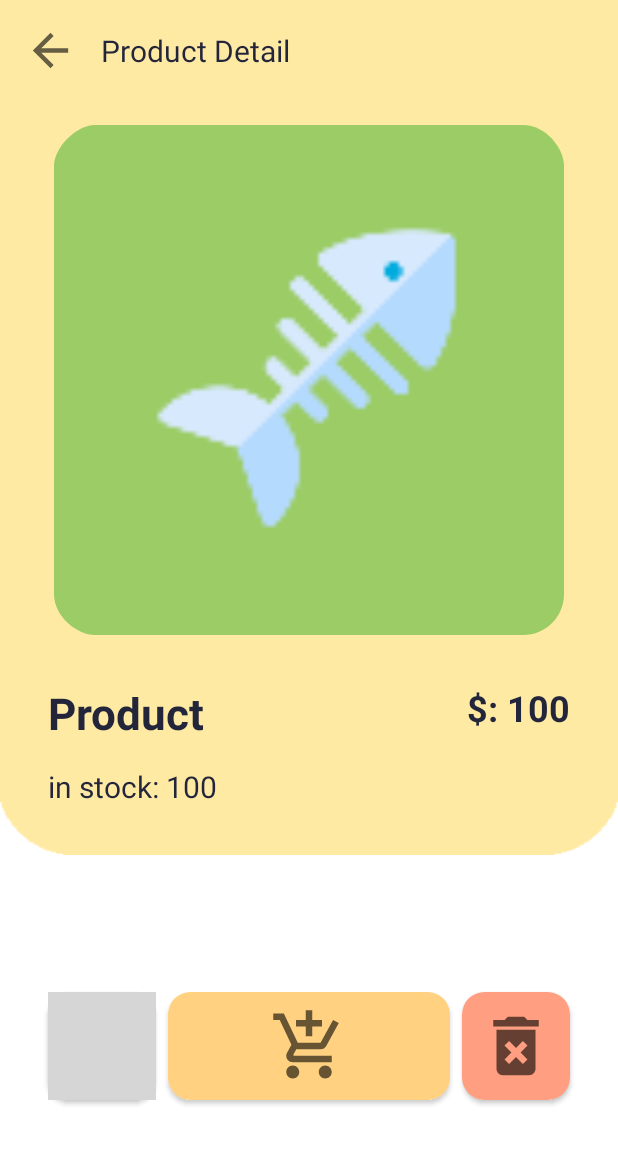
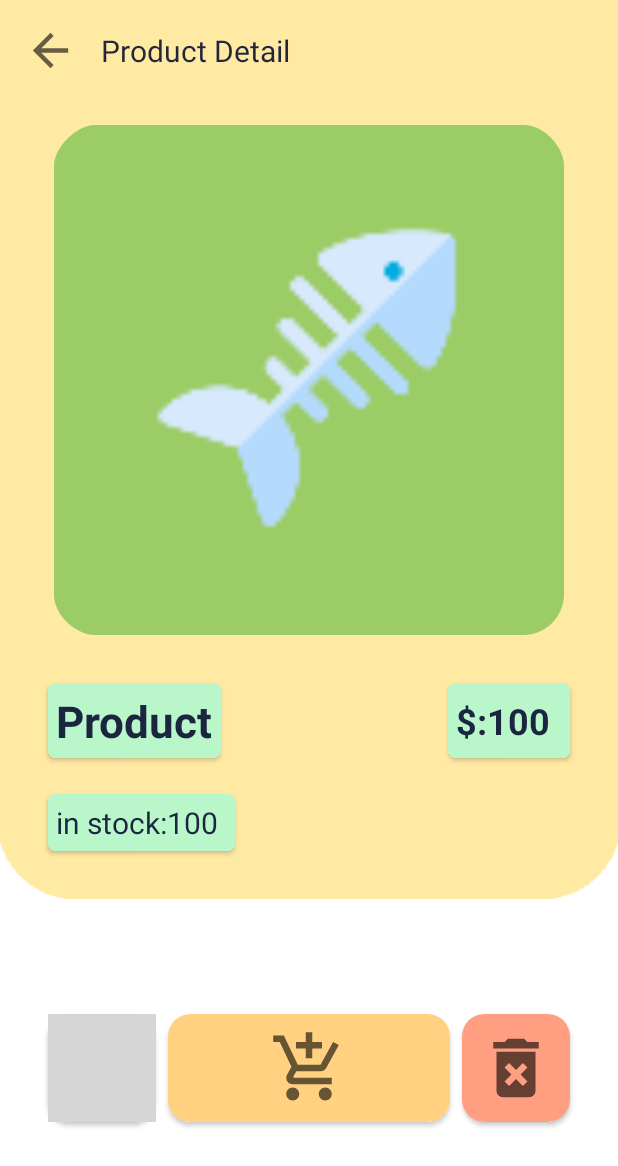
Before and after one commit to junsee1412/bone_fish_android, an Android app: the layout activity_product.xml on its own in the app's theme, with its tools: preview values and no code run, on a phone screen of 412 x 824 dp. Shown: the top 1166 px of the screen. Run offline under Robolectric (Android 15) with nearby library versions, the phone set to English and light mode, and no system bars; grey boxes are pictures that could not be loaded.

Commit message:
create Edit Product in ProductActivity

```diff
--- a/app/src/main/java/com/example/doan/api/apiBill.java
+++ b/app/src/main/java/com/example/doan/api/apiBill.java
@@ -4,9 +4,11 @@ import com.example.doan.model.Bill;
 import com.example.doan.model.itemBill;
 
 import java.util.List;
+import java.util.Map;
 
 import retrofit2.Call;
 import retrofit2.http.Field;
+import retrofit2.http.FieldMap;
 import retrofit2.http.FormUrlEncoded;
 import retrofit2.http.GET;
 import retrofit2.http.POST;
@@ -17,7 +19,7 @@ public interface apiBill {
     @POST("/api/bill")
     Call<Bill> createBill(@Field("token") String token,
                              @Field("bill") String bill,
-                             @Field("items") itemBill itemBill);
+                             @FieldMap Map<String,String> params);
 
     @GET("/api/{token}/bill")
     Call<List<Bill>> getlistBill(@Path("token") String token);
--- a/app/src/main/java/com/example/doan/api/apiProduct.java
+++ b/app/src/main/java/com/example/doan/api/apiProduct.java
@@ -33,6 +33,7 @@ public interface apiProduct {
     @FormUrlEncoded
     @PUT("/api/product")
     Call<Product> updateProduct(@Field("token") String token,
+                                @Field("idproduct") String idproduct,
                                 @Field("product") String product,
                                 @Field("stock") int stock,
                                 @Field("price") int price);
--- a/app/src/main/res/layout/activity_product.xml
+++ b/app/src/main/res/layout/activity_product.xml
@@ -33,8 +33,8 @@
             android:layout_marginStart="16dp"
             android:layout_marginLeft="16dp"
             android:text="Product Detail"
+            android:textColor="#DF03082B"
             android:textSize="20dp"
-            android:textColor="#DF03082B"
             app:layout_constraintBottom_toBottomOf="@+id/back2"
             app:layout_constraintStart_toEndOf="@+id/back2"
             app:layout_constraintTop_toTopOf="@+id/back2" />
@@ -51,72 +51,107 @@
             app:layout_constraintStart_toStartOf="parent"
             app:layout_constraintTop_toBottomOf="@+id/back2" />
 
-        <TextView
-            android:id="@+id/productName"
+        <androidx.cardview.widget.CardView
+            android:id="@+id/cardView12"
             android:layout_width="wrap_content"
             android:layout_height="wrap_content"
             android:layout_marginStart="32dp"
             android:layout_marginLeft="32dp"
             android:layout_marginTop="32dp"
+            app:cardCornerRadius="5dp"
+            app:layout_constraintStart_toStartOf="parent"
+            app:layout_constraintTop_toBottomOf="@+id/img">
+
+            <EditText
+                android:id="@+id/productName"
+                android:layout_width="wrap_content"
+                android:layout_height="wrap_content"
+                android:minWidth="100dp"
+                android:padding="5dp"
+                android:background="#B9F6CA"
                 android:text="Product"
+                android:textColor="#DF03082B"
                 android:textSize="29dp"
-            android:textStyle="bold"
-            android:textColor="#DF03082B"
-            app:layout_constraintStart_toStartOf="parent"
-            app:layout_constraintTop_toBottomOf="@+id/img" />
+                android:textStyle="bold" />
+        </androidx.cardview.widget.CardView>
+
+        <androidx.cardview.widget.CardView
+            android:layout_width="wrap_content"
+            android:layout_height="0dp"
+            android:layout_marginEnd="32dp"
+            android:layout_marginRight="32dp"
+            app:cardCornerRadius="5dp"
+            app:layout_constraintBottom_toBottomOf="@+id/cardView12"
+            app:layout_constraintEnd_toEndOf="parent"
+            app:layout_constraintTop_toTopOf="@+id/cardView12">
+
+            <LinearLayout
+                android:gravity="center"
+                android:layout_width="match_parent"
+                android:layout_height="match_parent"
+                android:background="#B9F6CA"
+                android:padding="5dp"
+                android:orientation="horizontal">
 
                 <TextView
                     android:id="@+id/price"
                     android:layout_width="wrap_content"
                     android:layout_height="wrap_content"
-            android:text="$: "
+                    android:text="$:"
+                    android:textColor="#DF03082B"
                     android:textSize="24dp"
-            android:textStyle="bold"
+                    android:textStyle="bold" />
+
+                <EditText
+                    android:id="@+id/productPrice"
+                    android:layout_width="wrap_content"
+                    android:layout_height="wrap_content"
+                    android:minWidth="50dp"
+                    android:background="#B9F6CA"
+                    android:text="100"
                     android:textColor="#DF03082B"
-            app:layout_constraintBottom_toBottomOf="@+id/productPrice"
-            app:layout_constraintEnd_toStartOf="@+id/productPrice"
-            app:layout_constraintTop_toTopOf="@+id/productPrice" />
+                    android:textSize="24dp"
+                    android:textStyle="bold" />
+            </LinearLayout>
+        </androidx.cardview.widget.CardView>
 
-        <TextView
-            android:id="@+id/productPrice"
-            android:layout_width="0dp"
+        <androidx.cardview.widget.CardView
+            android:id="@+id/cardView14"
+            android:layout_width="wrap_content"
             android:layout_height="wrap_content"
-            android:layout_marginTop="32dp"
-            android:layout_marginEnd="32dp"
-            android:layout_marginRight="32dp"
-            android:text="100"
-            android:textSize="24dp"
-            android:textStyle="bold"
-            android:textColor="#DF03082B"
-            app:layout_constraintEnd_toEndOf="parent"
-            app:layout_constraintTop_toBottomOf="@+id/img" />
+            android:layout_marginTop="24dp"
+            android:layout_marginBottom="32dp"
+            app:cardCornerRadius="5dp"
+            app:layout_constraintBottom_toBottomOf="parent"
+            app:layout_constraintStart_toStartOf="@+id/cardView12"
+            app:layout_constraintTop_toBottomOf="@+id/cardView12">
+
+            <LinearLayout
+                android:layout_width="wrap_content"
+                android:layout_height="wrap_content"
+                android:background="#B9F6CA"
+                android:padding="5dp"
+                android:orientation="horizontal">
 
                 <TextView
                     android:id="@+id/quantity"
                     android:layout_width="wrap_content"
                     android:layout_height="wrap_content"
-            android:layout_marginStart="32dp"
-            android:layout_marginLeft="32dp"
-            android:layout_marginTop="16dp"
-            android:layout_marginBottom="32dp"
-            android:text="in stock: "
-            android:textSize="20dp"
+                    android:text="in stock:"
                     android:textColor="#DF03082B"
-            app:layout_constraintBottom_toBottomOf="parent"
-            app:layout_constraintStart_toStartOf="parent"
-            app:layout_constraintTop_toBottomOf="@+id/productName" />
+                    android:textSize="20dp" />
 
-        <TextView
+                <EditText
                     android:id="@+id/qty"
-            android:layout_width="0dp"
-            android:layout_height="0dp"
+                    android:layout_width="wrap_content"
+                    android:layout_height="wrap_content"
+                    android:minWidth="40dp"
+                    android:background="#B9F6CA"
                     android:text="100"
-            android:textSize="20dp"
                     android:textColor="#DF03082B"
-            app:layout_constraintBottom_toBottomOf="@+id/quantity"
-            app:layout_constraintEnd_toEndOf="parent"
-            app:layout_constraintStart_toEndOf="@+id/quantity"
-            app:layout_constraintTop_toTopOf="@+id/quantity" />
+                    android:textSize="20dp" />
+            </LinearLayout>
+        </androidx.cardview.widget.CardView>
 
     </androidx.constraintlayout.widget.ConstraintLayout>
 
@@ -129,10 +164,10 @@
         android:layout_marginLeft="32dp"
         android:layout_marginTop="24dp"
         android:layout_marginBottom="24dp"
+        app:cardCornerRadius="15dp"
         app:layout_constraintBottom_toBottomOf="parent"
         app:layout_constraintStart_toStartOf="parent"
-        app:layout_constraintTop_toBottomOf="@+id/constraintLayout2"
-        app:cardCornerRadius="15dp">
+        app:layout_constraintTop_toBottomOf="@+id/constraintLayout2">
 
         <ImageView
             android:id="@+id/btnEditPro"
@@ -149,10 +184,10 @@
         android:layout_height="wrap_content"
         android:layout_marginEnd="32dp"
         android:layout_marginRight="32dp"
+        app:cardCornerRadius="15dp"
         app:layout_constraintBottom_toBottomOf="@+id/cardView3"
         app:layout_constraintEnd_toEndOf="parent"
-        app:layout_constraintTop_toTopOf="@+id/cardView3"
-        app:cardCornerRadius="15dp">
+        app:layout_constraintTop_toTopOf="@+id/cardView3">
 
         <ImageView
             android:id="@+id/delProduct"
@@ -170,11 +205,11 @@
         android:layout_marginLeft="8dp"
         android:layout_marginEnd="8dp"
         android:layout_marginRight="8dp"
+        app:cardCornerRadius="15dp"
         app:layout_constraintBottom_toBottomOf="@+id/cardView4"
         app:layout_constraintEnd_toStartOf="@+id/cardView4"
         app:layout_constraintStart_toEndOf="@+id/cardView3"
-        app:layout_constraintTop_toTopOf="@+id/cardView4"
-        app:cardCornerRadius="15dp">
+        app:layout_constraintTop_toTopOf="@+id/cardView4">
 
         <ImageView
             android:id="@+id/addToCart"
--- a/app/src/main/res/layout/fragment_tab_user.xml
+++ b/app/src/main/res/layout/fragment_tab_user.xml
@@ -58,7 +58,7 @@
             android:id="@+id/cardView5"
             android:layout_width="160dp"
             android:layout_height="70dp"
-            android:layout_marginTop="48dp"
+            android:layout_marginTop="24dp"
             android:layout_marginEnd="190dp"
             android:layout_marginRight="190dp"
             android:layout_marginBottom="350dp"
--- a/app/src/main/res/menu/menu_popup.xml
+++ b/app/src/main/res/menu/menu_popup.xml
@@ -4,7 +4,7 @@
 
     <item
         android:id="@+id/item_Edit"
-        android:title="Edit" />
+        android:title="Update" />
     <item
         android:id="@+id/item_Remove"
         android:title="Remove" />
```
Also changed, not shown: app/src/main/java/com/example/doan/ProductActivity.java (+40 -11 lines), app/src/main/java/com/example/doan/adapter/ItemAdapter.java (+34 -8 lines), app/src/main/java/com/example/doan/tabforMain/tabBill.java (+69 -10 lines), app/src/main/res/layout/item_bill.xml (+26 -14 lines). Lines whose indentation alone changed are shown as unchanged.
